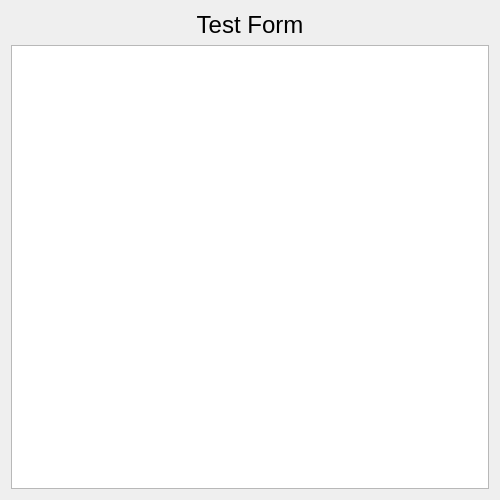
The window that src/forms/formtest.ui (damaro05/LawFirmPlatform) describes before a commit, drawn with Qt 5.
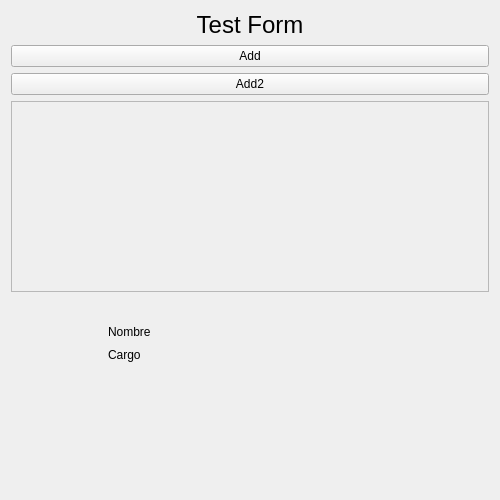
The same window after the commit. Icons and pictures are not drawn.

Commit message: View design for clients and lawyers, client search not implemented yet, keyEvent control on input search

```diff
--- a/src/forms/formtest.ui
+++ b/src/forms/formtest.ui
@@ -13,8 +13,8 @@
   <property name="windowTitle">
    <string>Form</string>
   </property>
-  <layout class="QGridLayout" name="gridLayout">
-   <item row="0" column="0">
+  <layout class="QVBoxLayout" name="verticalLayout">
+   <item>
     <widget class="QLabel" name="label">
      <property name="font">
       <font>
@@ -29,8 +29,155 @@
      </property>
     </widget>
    </item>
-   <item row="1" column="0">
-    <widget class="QTableView" name="tableView"/>
+   <item>
+    <widget class="QPushButton" name="pushButton">
+     <property name="text">
+      <string>Add</string>
+     </property>
+    </widget>
+   </item>
+   <item>
+    <widget class="QPushButton" name="pushButton_2">
+     <property name="text">
+      <string>Add2</string>
+     </property>
+    </widget>
+   </item>
+   <item>
+    <widget class="QScrollArea" name="scrollArea">
+     <property name="widgetResizable">
+      <bool>true</bool>
+     </property>
+     <widget class="QWidget" name="scrollAreaWidgetContents_2">
+      <property name="geometry">
+       <rect>
+        <x>0</x>
+        <y>0</y>
+        <width>480</width>
+        <height>190</height>
+       </rect>
+      </property>
+     </widget>
+    </widget>
+   </item>
+   <item>
+    <widget class="QWidget" name="mainwidget" native="true">
+     <layout class="QHBoxLayout" name="horizontalLayout_3">
+      <item>
+       <layout class="QVBoxLayout" name="mainlayout">
+        <item>
+         <widget class="QWidget" name="Element" native="true">
+          <layout class="QHBoxLayout" name="horizontalLayout_2">
+           <item>
+            <layout class="QHBoxLayout" name="horizontalLayout">
+             <property name="sizeConstraint">
+              <enum>QLayout::SetMinimumSize</enum>
+             </property>
+             <item>
+              <widget class="QLabel" name="labelIcono">
+               <property name="sizePolicy">
+                <sizepolicy hsizetype="Preferred" vsizetype="Preferred">
+                 <horstretch>0</horstretch>
+                 <verstretch>0</verstretch>
+                </sizepolicy>
+               </property>
+               <property name="minimumSize">
+                <size>
+                 <width>64</width>
+                 <height>64</height>
+                </size>
+               </property>
+               <property name="maximumSize">
+                <size>
+                 <width>64</width>
+                 <height>64</height>
+                </size>
+               </property>
+               <property name="text">
+                <string/>
+               </property>
+               <property name="pixmap">
+                <pixmap resource="../../media.qrc">:/icons/Resources/imgs/icons/setDefault/User Filled-64.png</pixmap>
+               </property>
+              </widget>
+             </item>
+             <item>
+              <layout class="QVBoxLayout" name="v">
+               <property name="spacing">
+                <number>0</number>
+               </property>
+               <property name="sizeConstraint">
+                <enum>QLayout::SetMinimumSize</enum>
+               </property>
+               <property name="leftMargin">
+                <number>9</number>
+               </property>
+               <property name="topMargin">
+                <number>9</number>
+               </property>
+               <property name="rightMargin">
+                <number>9</number>
+               </property>
+               <property name="bottomMargin">
+                <number>9</number>
+               </property>
+               <item>
+                <widget class="QLabel" name="label_3">
+                 <property name="text">
+                  <string>Nombre</string>
+                 </property>
+                </widget>
+               </item>
+               <item>
+                <widget class="QLabel" name="label_4">
+                 <property name="sizePolicy">
+                  <sizepolicy hsizetype="Preferred" vsizetype="Preferred">
+                   <horstretch>250</horstretch>
+                   <verstretch>21</verstretch>
+                  </sizepolicy>
+                 </property>
+                 <property name="text">
+                  <string>Cargo</string>
+                 </property>
+                </widget>
+               </item>
+              </layout>
+             </item>
+            </layout>
+           </item>
+           <item>
+            <spacer name="horizontalSpacer">
+             <property name="orientation">
+              <enum>Qt::Horizontal</enum>
+             </property>
+             <property name="sizeHint" stdset="0">
+              <size>
+               <width>40</width>
+               <height>20</height>
+              </size>
+             </property>
+            </spacer>
+           </item>
+          </layout>
+         </widget>
+        </item>
+        <item>
+         <spacer name="verticalSpacer">
+          <property name="orientation">
+           <enum>Qt::Vertical</enum>
+          </property>
+          <property name="sizeHint" stdset="0">
+           <size>
+            <width>20</width>
+            <height>40</height>
+           </size>
+          </property>
+         </spacer>
+        </item>
+       </layout>
+      </item>
+     </layout>
+    </widget>
    </item>
   </layout>
  </widget>
```
Left out of the diff: 4 changed lines with no effect on the pictures. The commit also changes 39 other files.
